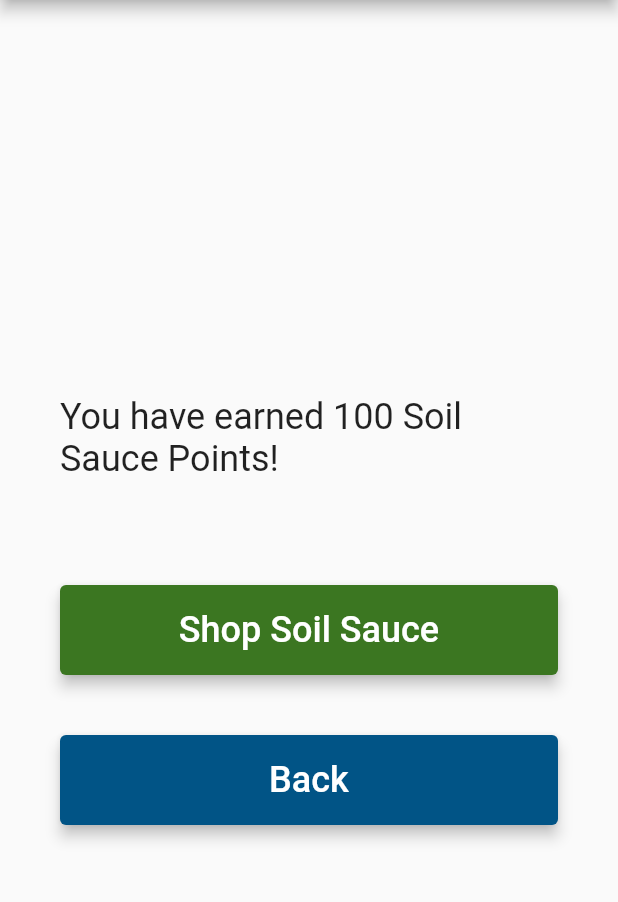
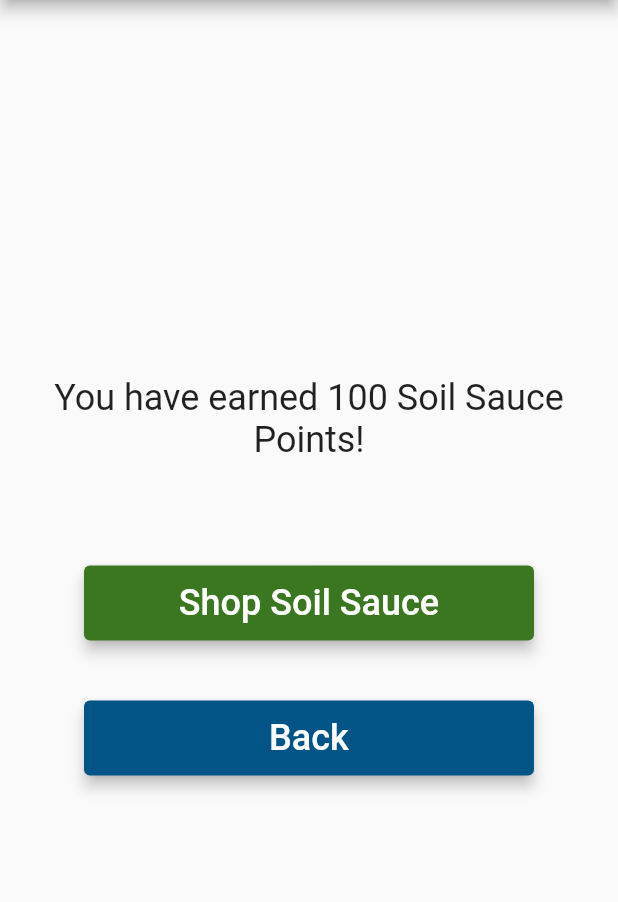
Before and after one commit to Snickledap/EcotoneApp, a Flutter app: the HomePage screen opened directly, on a phone screen of 412 x 824 dp, the part 84-986 px from its top. Run offline on Flutter 3.47's test engine with Material 2 defaults, Android fonts, the phone set to English and light mode, and no system bars; our stand-ins replace sizer; missing offline and left inert: flutter_custom_cards.

Commit message:
centering all the content in the body
[WIP] Implement page transitions into the buttons

```diff
--- a/lib/routes/nested-bottom-navigation-bar/Soil Sauce Points.dart
+++ b/lib/routes/nested-bottom-navigation-bar/Soil Sauce Points.dart
@@ -1,5 +1,8 @@
 import 'package:flutter/cupertino.dart';
 import 'package:flutter/material.dart';
+
+
+
 String points = "100";
 
 void main() {
@@ -35,60 +38,50 @@ class _HomePageState extends State<HomePage> {
         appBar: AppBar(
           title: const Text('Ecotone'),
         ),
-        body: Container(
+        body: Center(
             child:  Column(
-              children: <Widget>[SingleChildScrollView(
-                child: Padding(
-                  padding: const EdgeInsets.all(40),
-                  child:
-                  Column(
-                      crossAxisAlignment: CrossAxisAlignment.start, children: [
+              mainAxisAlignment: MainAxisAlignment.center,
+            children: <Widget>[
               Text(
-                      "\n \n \n \n \n \n \n \nYou have earned $points Soil Sauce Points!",
+                "You have earned $points Soil Sauce Points!",
                 style: TextStyle(fontSize: 24),
+                textAlign: TextAlign.center,
               ),
-
               const Padding(padding: EdgeInsets.all(35)),
-                Container(alignment: Alignment.center,height:60, width: 400, child:
-                ElevatedButton(
+              SizedBox(
+               height: 50,
+                  width: 300,
+                  child: ElevatedButton(
                     style:ElevatedButton.styleFrom(
                       primary: Color(0xFF3B7621),
                       onPrimary: Colors.white,
                       elevation: 4,
                     ),
                     onPressed: (){},
-                    child: Align(
-                      alignment: Alignment.center,
                     child: Text(
                         "Shop Soil Sauce",
                         style: TextStyle(fontSize: 24.0),
                         textAlign: TextAlign.center
                     ),
-                    )
-                )
+                  ),
               ),
               const Padding(padding: EdgeInsets.all(20)),
-                    Container(alignment: Alignment.center,height:60, width: 400, child:
-                    ElevatedButton(
+            SizedBox(
+              height: 50,
+              width: 300,
+              child: ElevatedButton(
                 style:ElevatedButton.styleFrom(
                   primary: Color(0xFF015486),
                   onPrimary: Colors.white,
                   elevation: 4,
                 ),
                 onPressed: (){},
-                        child: Align(
-                          alignment: Alignment.center,
                 child: Text(
                   "Back",
                     style: TextStyle(fontSize: 24.0),
                     textAlign: TextAlign.center
                 ),
-                        )
-                    )
-                    )
-              ],
-            )
-        )
+              ),
             )
             ],
         )
```
Lines whose indentation alone changed are shown as unchanged.
